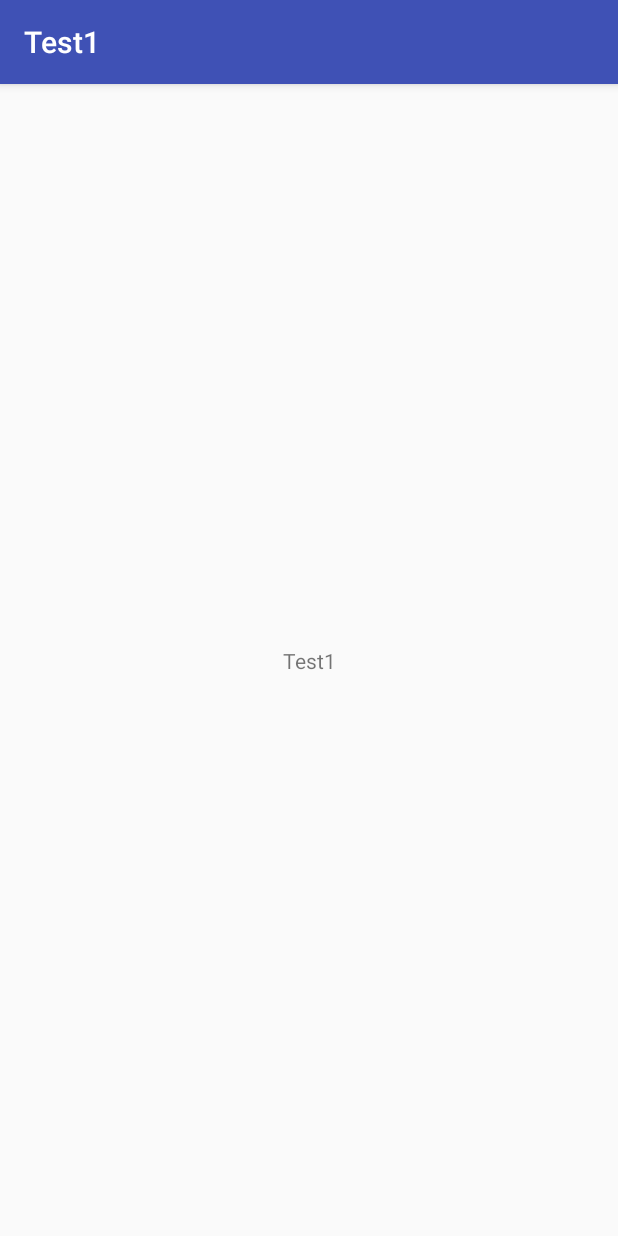
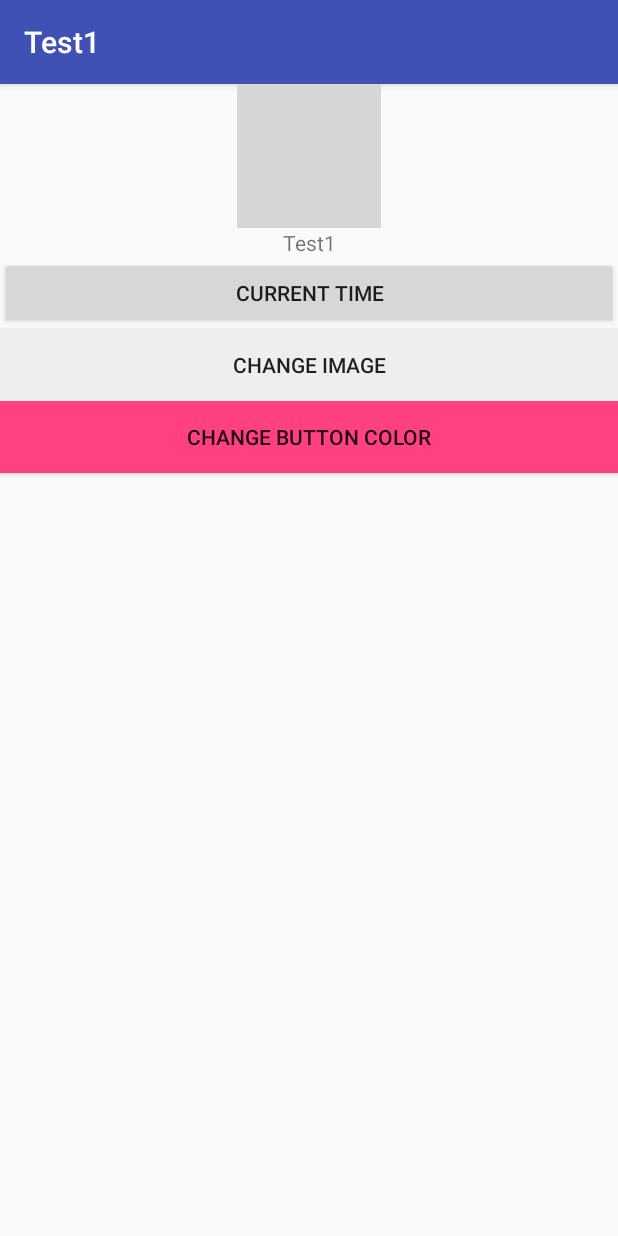
Before and after one commit to Garamantes/WD18_android, an Android app: the screen it shows after launch (MainActivity1), on a phone screen of 412 x 824 dp. Run offline under Robolectric (Android 15) with nearby library versions, the phone set to English and light mode, and no system bars; grey boxes are pictures that could not be loaded.

Commit message:
HW1 add TextView, ImageView, Button

```diff
--- a/app/src/main/java/com/example/choejunhyeog/test1/MainActivity1.java
+++ b/app/src/main/java/com/example/choejunhyeog/test1/MainActivity1.java
@@ -1,13 +1,72 @@
 package com.example.choejunhyeog.test1;
 
+import android.graphics.Color;
 import android.support.v7.app.AppCompatActivity;
+//import android.support.v4.content.ContextCompat;
 import android.os.Bundle;
+import android.view.View;
+import android.widget.Button;
+import android.widget.ImageView;
+import android.widget.TextView;
+
+import java.text.SimpleDateFormat;
+import java.util.Date;
+import java.util.Random;
 
 public class MainActivity1 extends AppCompatActivity {
 
+    int i=1;
     @Override
     protected void onCreate(Bundle savedInstanceState) {
         super.onCreate(savedInstanceState);
         setContentView(R.layout.activity_main1);    //여기서 가져다 씀!!!!
+
+        //외부 클래스에서 선언한 변수를 onClick()에서 사용하기 위해 final을 부텨 줌, 이게 싫으면 해당 클래스 안에 선언할 것
+        //final TextView textView1 = (TextView) findViewById(R.id.text1);
+        Button button1 = (Button) findViewById(R.id.button1);
+        button1.setOnClickListener(new Button.OnClickListener() {
+            @Override
+            public void onClick(View view) {
+                TextView textView1 = (TextView) findViewById(R.id.text1);
+
+                Date date = new Date();
+                SimpleDateFormat tf = new SimpleDateFormat("hh:mm:ss a");
+                String time = tf.format(date);
+
+                textView1.setText("지금 시각은 " + time + "입니다.");
+
+                Random rand = new Random();
+                int color = Color.rgb(rand.nextInt(255),rand.nextInt(255),rand.nextInt(255));
+                textView1.setTextColor(color);
+
+                view.setBackgroundColor(getResources().getColor(R.color.colorAccent));
+            }
+        });
+
+
+        Button button2 = (Button) findViewById(R.id.button2);
+        button2.setOnClickListener(new Button.OnClickListener() {
+            @Override
+            public void onClick(View view) {
+                ImageView imageView = (ImageView) findViewById(R.id.img1);
+
+                i = i * -1;
+                if(i < 1){
+                    imageView.setImageResource(R.drawable.android2);
+                }else{
+                    imageView.setImageResource(R.drawable.android3);
+                }
+
+            }
+        });
+
+        Button button3 = (Button) findViewById(R.id.button3);
+        button3.setOnClickListener(new Button.OnClickListener() {
+            @Override
+            public void onClick(View view) {
+
+
+            }
+        });
     }
 }
--- /dev/null
+++ b/app/src/main/res/drawable/button_selector.xml
@@ -0,0 +1,5 @@
+<selector xmlns:android="http://schemas.android.com/apk/res/android">
+    <item android:state_pressed="true" android:drawable="@drawable/bg_select"/>
+    <item android:state_focused="true" android:drawable="@drawable/bg_select"/>
+    <item android:drawable="@drawable/bg"/>
+</selector>
--- /dev/null
+++ b/app/src/main/res/drawable/button_selector1.xml
@@ -0,0 +1,6 @@
+<selector xmlns:android="http://schemas.android.com/apk/res/android">
+    <item android:state_pressed="false" android:drawable="@color/colorAccent"/>
+    <item android:state_pressed="true" android:drawable="@drawable/bg_select"/>
+    <item android:state_focused="true" android:drawable="@drawable/bg"/>
+    <item android:drawable="@drawable/bg"/>
+</selector>
--- a/app/src/main/res/layout/activity_main1.xml
+++ b/app/src/main/res/layout/activity_main1.xml
@@ -7,13 +7,47 @@
     android:layout_height="match_parent"
     tools:context="com.example.choejunhyeog.test1.MainActivity1">
 
-    <TextView
-        android:layout_width="wrap_content"
-        android:layout_height="wrap_content"
-        android:text="@string/app_name"
-        app:layout_constraintBottom_toBottomOf="parent"
-        app:layout_constraintLeft_toLeftOf="parent"
+    <LinearLayout
+        android:layout_width="0dp"
+        android:layout_height="437dp"
+        android:orientation="vertical"
         app:layout_constraintRight_toRightOf="parent"
-        app:layout_constraintTop_toTopOf="parent" />
+        app:layout_constraintLeft_toLeftOf="parent">
+
+        <ImageView
+            android:id="@+id/img1"
+            android:layout_width="wrap_content"
+            android:layout_height="wrap_content"
+            android:layout_gravity ="center"
+            android:src="@drawable/android"
+            tools:layout_margin="20dp"/>
+
+        <TextView
+            android:id="@+id/text1"
+            android:layout_width="match_parent"
+            android:layout_height="wrap_content"
+            android:text="@string/app_name"
+            android:gravity="center"/>
+
+        <Button
+            android:id="@+id/button1"
+            android:layout_width="match_parent"
+            android:layout_height="wrap_content"
+            android:text="Current Time" />
+
+        <Button
+            android:id="@+id/button2"
+            android:layout_width="match_parent"
+            android:layout_height="wrap_content"
+            android:text="Change Image"
+            android:background="@drawable/button_selector"/>
+        <Button
+            android:id="@+id/button3"
+            android:layout_width="match_parent"
+            android:layout_height="wrap_content"
+            android:text="Change Button Color"
+            android:background="@drawable/button_selector1"/>
+    </LinearLayout>
+
 
 </android.support.constraint.ConstraintLayout>
--- a/app/src/main/res/values/colors.xml
+++ b/app/src/main/res/values/colors.xml
@@ -3,4 +3,9 @@
     <color name="colorPrimary">#3F51B5</color>
     <color name="colorPrimaryDark">#303F9F</color>
     <color name="colorAccent">#FF4081</color>
+    <color name="colorWhite">#FFFFFF</color>
+    <color name="colorBlue">#2196F3</color>
+
+    <drawable name="bg_select">#2196F3</drawable>
+    <drawable name="bg">#EEEEEE</drawable>
 </resources>
```
Also changed, not shown: app/src/main/res/mipmap-hdpi/ic_launcher.png, app/src/main/res/mipmap-mdpi/ic_launcher.png, app/src/main/res/mipmap-xhdpi/ic_launcher.png, app/src/main/res/mipmap-xxhdpi/ic_launcher.png, app/src/main/res/mipmap-xxxhdpi/ic_launcher.png.
